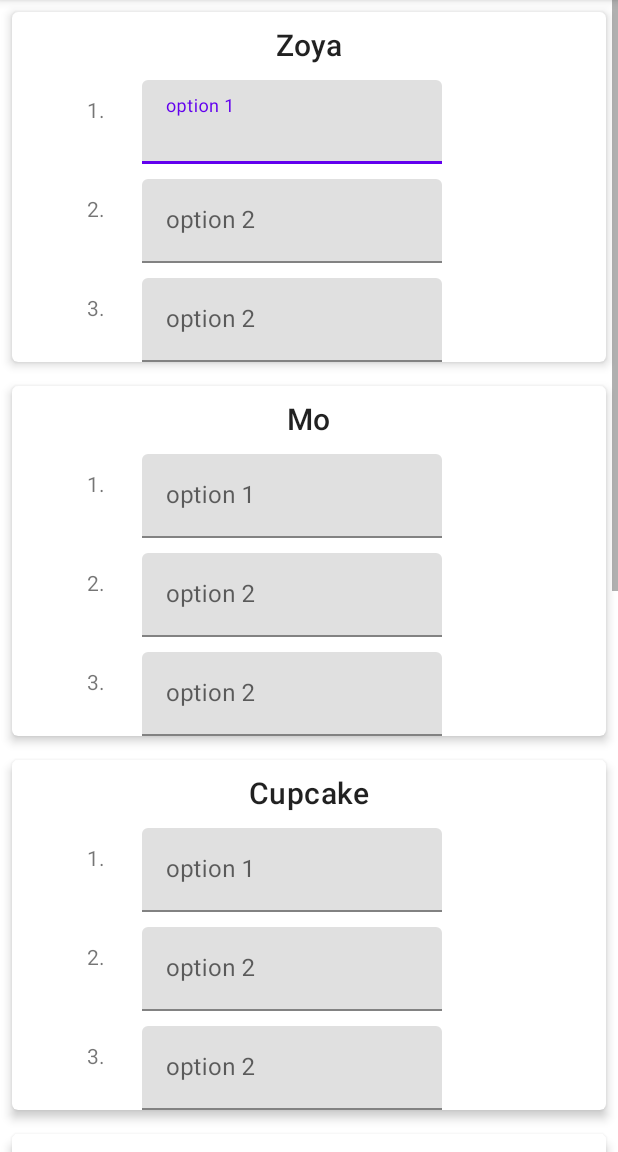
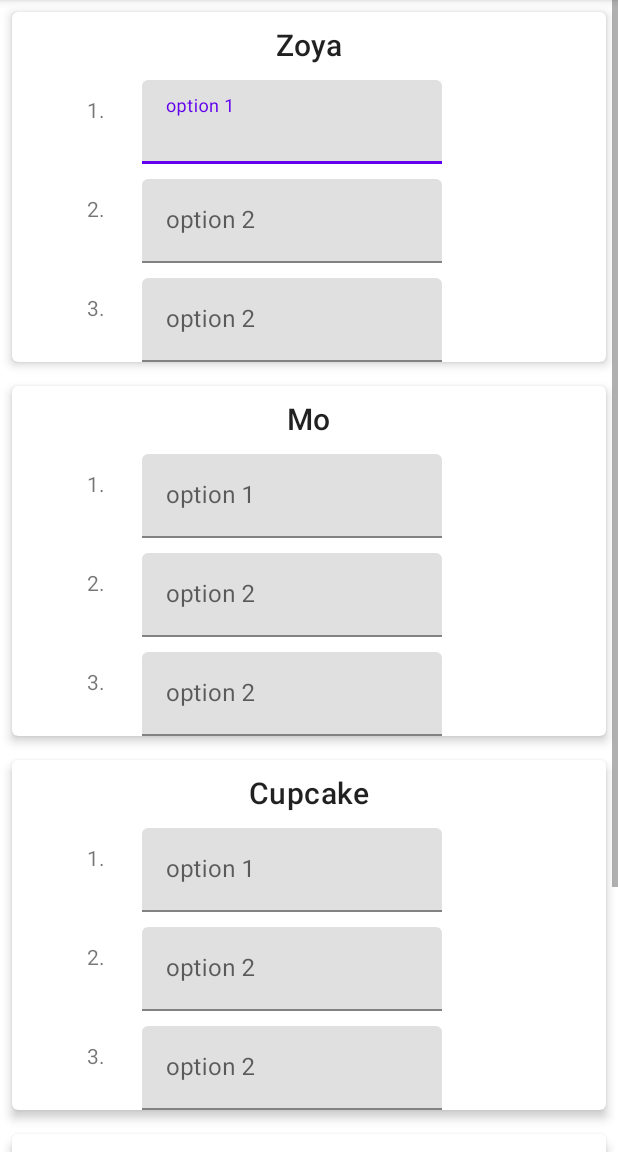
Before and after one commit to rahulpalla/StudioLife, an Android app: the screen it shows after launch (EntryFormActivity), after a tap on "CONTINUE", on a phone screen of 412 x 824 dp, the part 84-1236 px from its top. Run offline under Robolectric (Android 15) with nearby library versions, the phone set to English and light mode, and no system bars.

Commit message:
small updates

```diff
--- a/app/src/main/java/com/example/studiolife/DataSource.kt
+++ b/app/src/main/java/com/example/studiolife/DataSource.kt
@@ -50,20 +50,6 @@ object DataSource {
             null,
             null,
             null
-        ),
-        Question(
-//            R.drawable.tabitha,
-            "Tabitha",
-            null,
-            null,
-            null
-        ),
-        Question(
-//            R.drawable.tiramisu,
-            "Tiramisu",
-            null,
-            null,
-            null
         )
     )
 }
--- a/app/src/main/java/com/example/studiolife/QuestionCardAdapter.kt
+++ b/app/src/main/java/com/example/studiolife/QuestionCardAdapter.kt
@@ -4,7 +4,6 @@ import android.content.Context
 import android.view.LayoutInflater
 import android.view.View
 import android.view.ViewGroup
-import android.widget.ImageView
 import android.widget.TextView
 import androidx.recyclerview.widget.RecyclerView
 import com.example.studiolife.DataSource.questions
--- a/app/src/main/res/layout/entry_form.xml
+++ b/app/src/main/res/layout/entry_form.xml
@@ -9,7 +9,7 @@
 
     <androidx.constraintlayout.widget.ConstraintLayout
         android:layout_width="match_parent"
-        android:layout_height="wrap_content">
+        android:layout_height="match_parent">
 
         <!--question-->
         <TextView
@@ -17,29 +17,29 @@
             android:layout_width="wrap_content"
             android:layout_height="wrap_content"
             android:layout_marginTop="8dp"
+            android:contentDescription="question"
             android:textAppearance="@style/TextAppearance.MaterialComponents.Headline6"
             app:layout_constraintEnd_toEndOf="parent"
             app:layout_constraintStart_toStartOf="parent"
-            app:layout_constraintTop_toTopOf="parent"
-            android:contentDescription="question"/>
+            app:layout_constraintTop_toTopOf="parent" />
 
         <TextView
             android:id="@+id/input1"
+            android:layout_width="match_parent"
             android:layout_height="wrap_content"
-            android:layout_width="match_parent"
-            app:layout_constraintTop_toBottomOf="@+id/question"
             android:layout_marginStart="50dp"
+            android:layout_marginTop="20dp"
             android:layout_marginEnd="325dp"
-            android:layout_marginTop="20dp"
-            android:text="1."/>
+            android:text="1."
+            app:layout_constraintTop_toBottomOf="@+id/question" />
 
         <com.google.android.material.textfield.TextInputLayout
             android:id="@+id/input1_text"
             android:layout_width="200dp"
             android:layout_height="wrap_content"
             android:layout_marginStart="16dp"
+            android:layout_marginTop="10dp"
             android:layout_marginBottom="20dp"
-            android:layout_marginTop="10dp"
             android:hint="@string/option_1"
             app:layout_constraintStart_toEndOf="@+id/input1"
             app:layout_constraintTop_toBottomOf="@+id/question">
@@ -54,13 +54,13 @@
 
         <TextView
             android:id="@+id/input2"
+            android:layout_width="match_parent"
             android:layout_height="wrap_content"
-            android:layout_width="match_parent"
-            app:layout_constraintTop_toBottomOf="@+id/input1_text"
             android:layout_marginStart="50dp"
+            android:layout_marginTop="20dp"
             android:layout_marginEnd="325dp"
-            android:layout_marginTop="20dp"
-            android:text="2."/>
+            android:text="2."
+            app:layout_constraintTop_toBottomOf="@+id/input1_text" />
 
         <com.google.android.material.textfield.TextInputLayout
             android:id="@+id/input2_text"
@@ -82,13 +82,13 @@
 
         <TextView
             android:id="@+id/input3"
+            android:layout_width="match_parent"
             android:layout_height="wrap_content"
-            android:layout_width="match_parent"
-            app:layout_constraintTop_toBottomOf="@+id/input2_text"
             android:layout_marginStart="50dp"
+            android:layout_marginTop="20dp"
             android:layout_marginEnd="325dp"
-            android:layout_marginTop="20dp"
-            android:text="3."/>
+            android:text="3."
+            app:layout_constraintTop_toBottomOf="@+id/input2_text" />
 
         <com.google.android.material.textfield.TextInputLayout
             android:id="@+id/input3_text"
```
